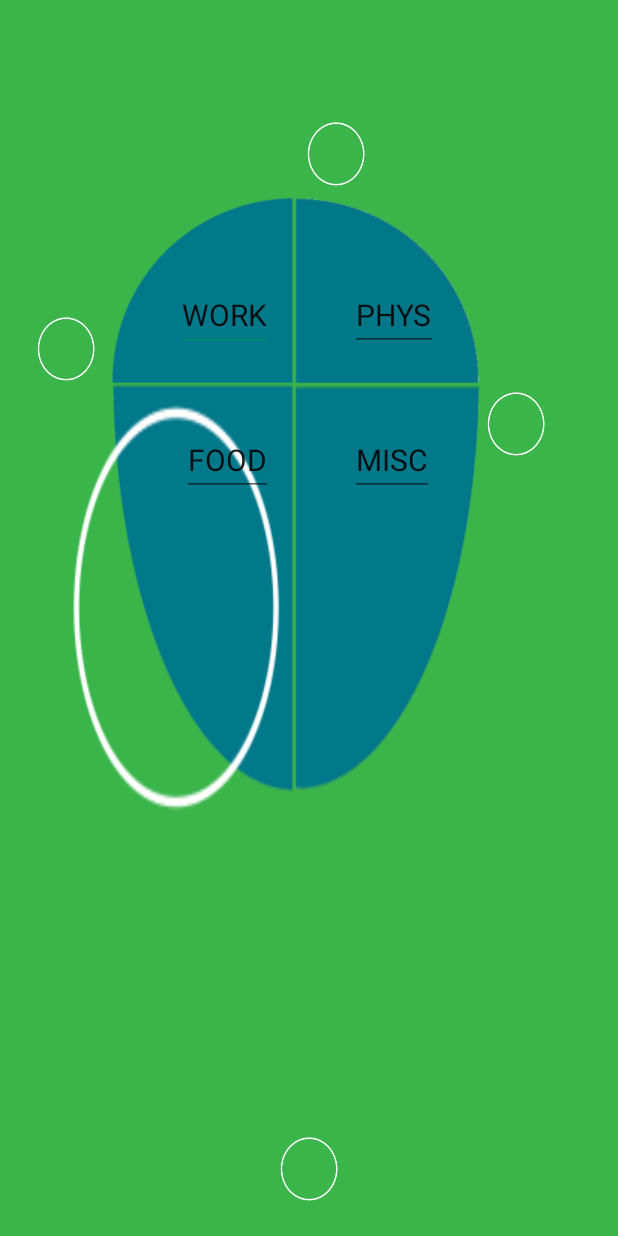
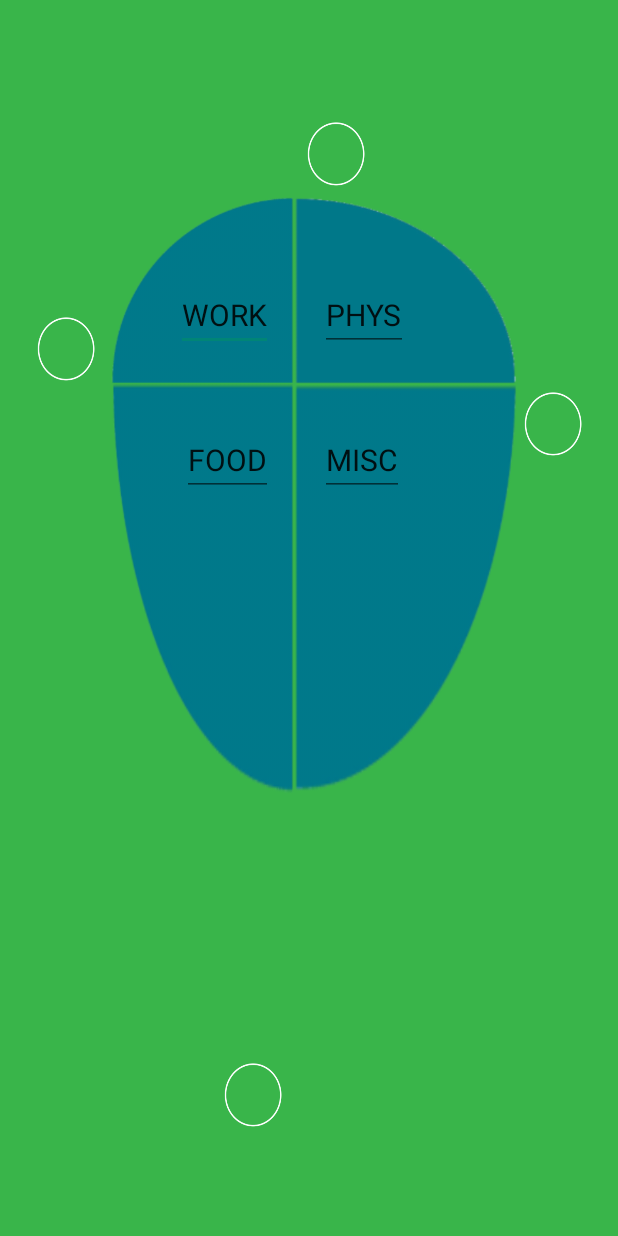
Before and after one commit to BadmonYoungKingpin/Badmon_Young_Kingpin, an Android app: the layout activity_home_page.xml on its own in the app's theme, with its tools: preview values and no code run, on a phone screen of 412 x 824 dp. Run offline under Robolectric (Android 15) with nearby library versions, the phone set to English and light mode, and no system bars.

Commit message:
No errors

```diff
--- a/app/src/main/res/layout/activity_home_page.xml
+++ b/app/src/main/res/layout/activity_home_page.xml
@@ -11,15 +11,17 @@
         android:layout_width="55dp"
         android:layout_height="55dp"
         android:id="@+id/foodNumber"
-        android:background="@drawable/otherNo"
+        android:background="@drawable/ono"
         android:layout_alignParentBottom="true"
-        android:layout_centerHorizontal="true" />
+        android:layout_toLeftOf="@+id/other"
+        android:layout_toStartOf="@+id/other"
+        android:layout_marginBottom="49dp" />
 
     <ImageView
         android:layout_width="55dp"
         android:layout_height="55dp"
         android:id="@+id/workNumber"
-        android:background="@drawable/otherNo"
+        android:background="@drawable/ono"
         android:layout_marginLeft="0dp"
         android:layout_marginTop="190dp"/>
 
@@ -27,16 +29,18 @@
         android:layout_width="55dp"
         android:layout_height="55dp"
         android:id="@+id/extraNo"
-        android:background="@drawable/otherNo"
+        android:background="@drawable/ono"
         android:layout_marginLeft="300dp"
         android:layout_marginTop="240dp"
-        android:padding="0dp"/>
+        android:padding="0dp"
+        android:layout_alignParentRight="true"
+        android:layout_alignParentEnd="true" />
 
     <ImageView
         android:layout_width="55dp"
         android:layout_height="55dp"
         android:id="@+id/physicalNumber"
-        android:background="@drawable/otherNo"
+        android:background="@drawable/ono"
         android:layout_marginLeft="180dp"
         android:layout_marginTop="60dp"
         android:padding="0dp"/>
@@ -45,31 +49,33 @@
         android:layout_width="wrap_content"
         android:layout_height="350dp"
         android:id="@+id/work"
-        android:background="@drawable/workButtonHome"
+        android:background="@drawable/wbh"
         android:layout_above="@+id/food"
         android:layout_alignRight="@+id/food"
         android:layout_alignEnd="@+id/food"
         android:layout_toEndOf="@+id/outline"
         android:layout_below="@+id/physicalNumber"
         android:layout_alignLeft="@+id/food"
-        android:layout_alignStart="@+id/food" />
+        android:layout_alignStart="@+id/food"
+        android:onClick="workButtonClick" />
 
     <ImageButton
         android:layout_width="wrap_content"
         android:layout_height="350dp"
         android:id="@+id/physical"
-        android:background="@drawable/physicalButtonHome"
+        android:background="@drawable/pbh"
         android:layout_toRightOf="@+id/food"
         android:layout_alignBottom="@+id/work"
         android:layout_alignTop="@+id/work"
         android:layout_alignRight="@+id/other"
-        android:layout_alignEnd="@+id/other" />
+        android:layout_alignEnd="@+id/other"
+        android:onClick="physButtonClick" />
 
     <ImageButton
         android:layout_width="wrap_content"
         android:layout_height="350dp"
         android:id="@+id/other"
-        android:background="@drawable/otherButtonHome"
+        android:background="@drawable/obh"
         android:layout_alignLeft="@+id/physicalNumber"
         android:layout_alignStart="@+id/physicalNumber"
         android:layout_below="@+id/physical"
@@ -78,25 +84,26 @@
         android:layout_alignEnd="@+id/extraNo"
         android:layout_marginRight="51dp"
         android:layout_marginEnd="51dp"
-        android:layout_marginBottom="46dp" />
+        android:layout_marginBottom="46dp"
+        android:onClick="otherButtonClick" />
 
     <ImageButton
         android:layout_width="wrap_content"
         android:layout_height="350dp"
         android:id="@+id/food"
-        android:background="@drawable/foodButtonHome"
+        android:background="@drawable/fbh"
         android:layout_alignTop="@+id/extraNo"
         android:layout_toLeftOf="@+id/other"
         android:layout_toEndOf="@+id/workNumber"
         android:layout_alignBottom="@+id/outline"
         android:layout_toRightOf="@+id/workNumber"
-        android:layout_marginBottom="44dp" />
+        android:layout_marginBottom="44dp"
+        android:onClick="foodButtonClick" />
 
     <ImageView
         android:layout_width="wrap_content"
         android:layout_height="350dp"
         android:id="@+id/outline"
-        android:background="@drawable/otherNo"
         android:layout_centerVertical="true"
         android:layout_alignParentLeft="true"
         android:layout_alignParentStart="true"/>
@@ -107,7 +114,7 @@
         android:id="@+id/workButtonText"
         android:text="WORK"
         android:textSize="20dp"
-        android:onClick="buttonClick"
+        android:onClick="workButtonClick"
         android:layout_alignBottom="@+id/work"
         android:layout_alignRight="@+id/work"
         android:layout_alignEnd="@+id/work"
@@ -122,9 +129,12 @@
         android:text="PHYS"
         android:textSize="20dp"
         android:textStyle="normal"
+        android:layout_marginLeft="17dp"
+        android:layout_marginStart="17dp"
         android:layout_alignTop="@+id/workButtonText"
-        android:layout_toRightOf="@+id/foodNumber"
-        android:layout_toEndOf="@+id/foodNumber" />
+        android:layout_toRightOf="@+id/work"
+        android:layout_toEndOf="@+id/work"
+        android:onClick="physButtonClick" />
 
     <EditText
         android:layout_width="wrap_content"
@@ -134,7 +144,8 @@
         android:textSize="20dp"
         android:layout_alignTop="@+id/editText2"
         android:layout_alignRight="@+id/workButtonText"
-        android:layout_alignEnd="@+id/workButtonText" />
+        android:layout_alignEnd="@+id/workButtonText"
+        android:onClick="foodButtonClick" />
 
     <EditText
         android:layout_width="wrap_content"
@@ -145,7 +156,8 @@
         android:layout_marginTop="21dp"
         android:layout_below="@+id/workNumber"
         android:layout_alignLeft="@+id/physicalButtonText"
-        android:layout_alignStart="@+id/physicalButtonText" />
+        android:layout_alignStart="@+id/physicalButtonText"
+        android:onClick="otherButtonClick" />
 
 
 
--- a/app/src/main/res/layout/food_page.xml
+++ b/app/src/main/res/layout/food_page.xml
@@ -8,7 +8,7 @@
         android:layout_width="100dp"
         android:layout_height="100dp"
         android:id="@+id/workMiddle"
-        android:background="@drawable/otherNo"
+        android:background="@drawable/ono"
         android:layout_gravity="center_horizontal"
         android:layout_centerVertical="true"
         android:layout_centerHorizontal="true" />
@@ -17,7 +17,7 @@
         android:layout_width="200dp"
         android:layout_height="200dp"
         android:id="@+id/addWork"
-        android:background="@drawable/otherNo"
+        android:background="@drawable/ono"
         android:layout_gravity="center_horizontal"
         android:layout_alignParentTop="true"
         android:layout_centerHorizontal="true" />
--- a/app/src/main/res/layout/other_page.xml
+++ b/app/src/main/res/layout/other_page.xml
@@ -8,7 +8,7 @@
         android:layout_width="100dp"
         android:layout_height="100dp"
         android:id="@+id/workMiddle"
-        android:background="@drawable/otherNo"
+        android:background="@drawable/ono"
         android:layout_gravity="center_horizontal"
         android:layout_centerVertical="true"
         android:layout_centerHorizontal="true" />
@@ -17,7 +17,7 @@
         android:layout_width="200dp"
         android:layout_height="200dp"
         android:id="@+id/addWork"
-        android:background="@drawable/otherNo"
+        android:background="@drawable/ono"
         android:layout_gravity="center_horizontal"
         android:layout_alignParentTop="true"
         android:layout_centerHorizontal="true" />
--- a/app/src/main/res/layout/physical_page.xml
+++ b/app/src/main/res/layout/physical_page.xml
@@ -8,7 +8,7 @@
         android:layout_width="100dp"
         android:layout_height="100dp"
         android:id="@+id/workMiddle"
-        android:background="@drawable/otherNo"
+        android:background="@drawable/ono"
         android:layout_gravity="center_horizontal"
         android:layout_centerVertical="true"
         android:layout_centerHorizontal="true" />
@@ -17,7 +17,7 @@
         android:layout_width="200dp"
         android:layout_height="200dp"
         android:id="@+id/addWork"
-        android:background="@drawable/otherNo"
+        android:background="@drawable/ono"
         android:layout_gravity="center_horizontal"
         android:layout_alignParentTop="true"
         android:layout_centerHorizontal="true" />
--- a/app/src/main/res/layout/work_page.xml
+++ b/app/src/main/res/layout/work_page.xml
@@ -8,7 +8,7 @@
         android:layout_width="100dp"
         android:layout_height="100dp"
         android:id="@+id/workMiddle"
-        android:background="@drawable/otherNo"
+        android:background="@drawable/ono"
         android:layout_gravity="center_horizontal"
         android:layout_centerVertical="true"
         android:layout_centerHorizontal="true" />
@@ -17,7 +17,7 @@
         android:layout_width="200dp"
         android:layout_height="200dp"
         android:id="@+id/addWork"
-        android:background="@drawable/otherNo"
+        android:background="@drawable/ono"
         android:layout_gravity="center_horizontal"
         android:layout_alignParentTop="true"
         android:layout_centerHorizontal="true" />
```
Also changed, not shown: app/src/main/java/com/example/hp/myapplication/MainActivity.java (+17 -2 lines), app/src/main/res/drawable/fbh.png (renamed from app/src/main/res/drawable/foodButtonHome.png), app/src/main/res/drawable/fno.png (added), app/src/main/res/drawable/obh.png (renamed from app/src/main/res/drawable/otherButtonHome.png), app/src/main/res/drawable/ono.png (renamed from app/src/main/res/drawable/otherNo.png), app/src/main/res/drawable/pbh.png (renamed from app/src/main/res/drawable/physicalButtonHome.png), app/src/main/res/drawable/pno.png (renamed from app/src/main/res/drawable/physicalNo.png), app/src/main/res/drawable/wbh.png (renamed from app/src/main/res/drawable/workButtonHome.png), app/src/main/res/drawable/wno.png (renamed from app/src/main/res/drawable/workNo.png), 1 other file.
